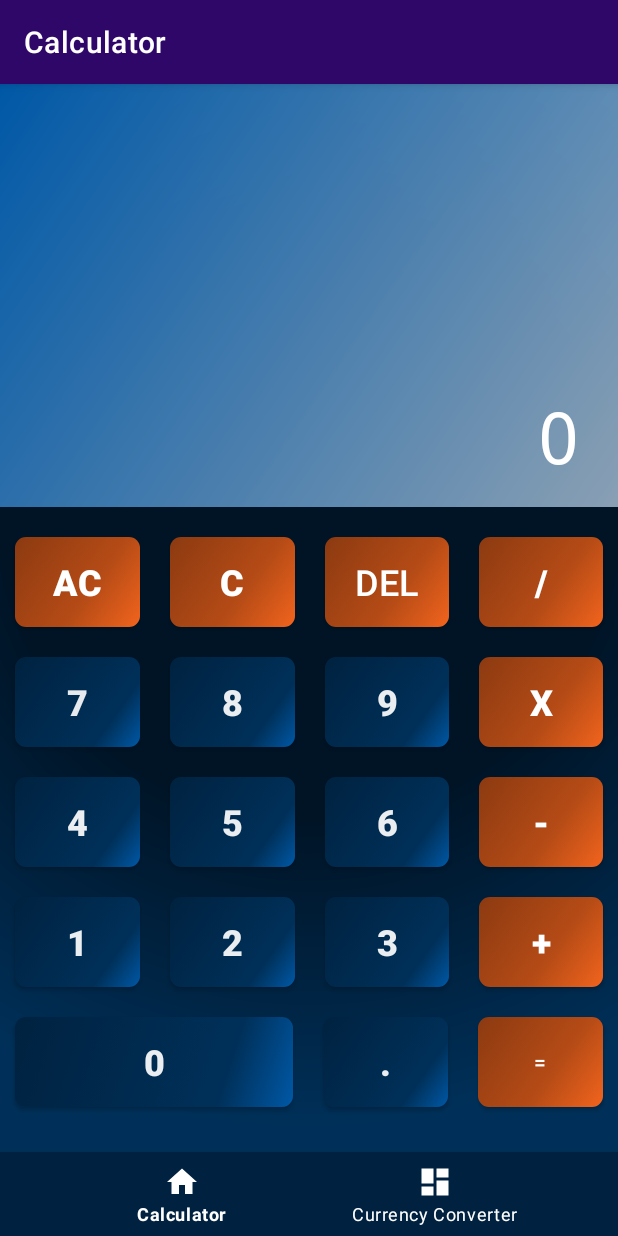
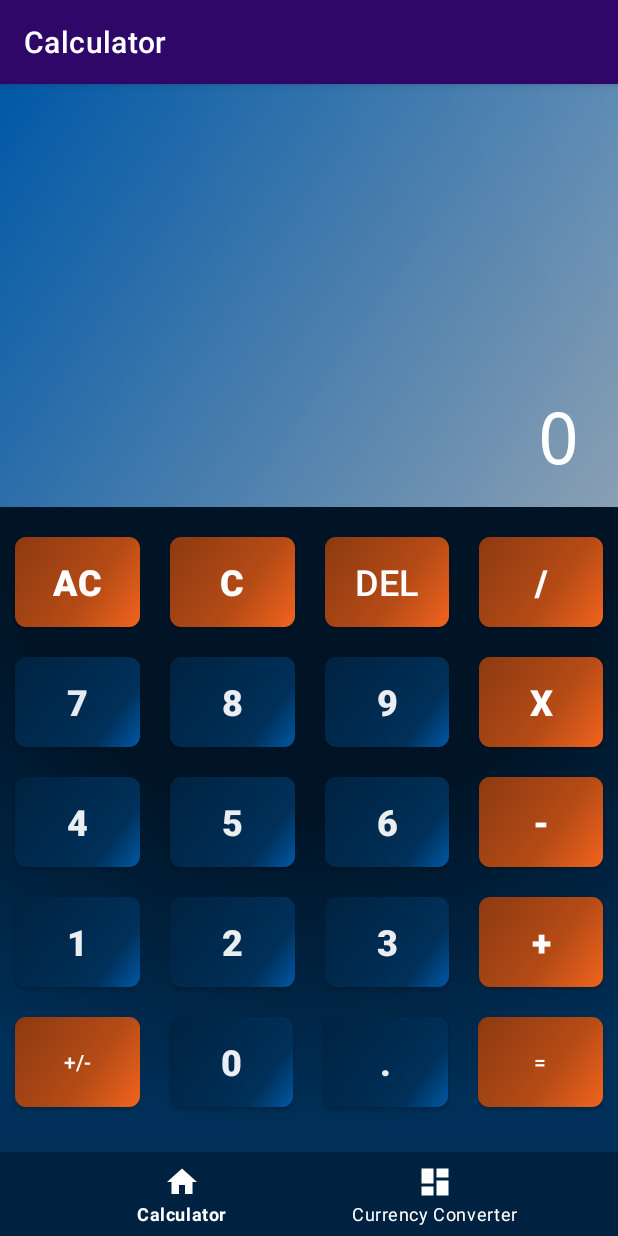
Before and after one commit to KuramaDev/SimpleCalculator, an Android app: the screen it shows after launch (MainActivity), on a phone screen of 412 x 824 dp. Run offline under Robolectric (Android 15) with nearby library versions, the phone set to English and light mode, and no system bars; our stand-ins replace navigation-ui.

Commit message:
Adds btn +/-

```diff
--- a/app/src/main/res/layout/fragment_calculator.xml
+++ b/app/src/main/res/layout/fragment_calculator.xml
@@ -284,6 +284,16 @@
             android:gravity="center|center_horizontal|center_vertical">
 
             <android.widget.Button
+                android:id="@+id/btnPositiveNegative"
+                android:layout_width="match_parent"
+                android:layout_height="60dp"
+                android:layout_margin="10dp"
+                android:layout_weight="0"
+                android:background="@drawable/operator_button_states"
+                android:text="+/-"
+                android:textColor="@color/white" />
+
+            <android.widget.Button
                 android:id="@+id/btn0"
                 android:layout_width="match_parent"
                 android:layout_height="60dp"
```
Also changed, not shown: app/src/main/java/com/example/simplecalculator/ui/Calculator/CalculatorFragment.java (+5 -2 lines), app/src/main/java/com/example/simplecalculator/ui/Calculator/CalculatorViewModel.java (+12 -0 lines).
